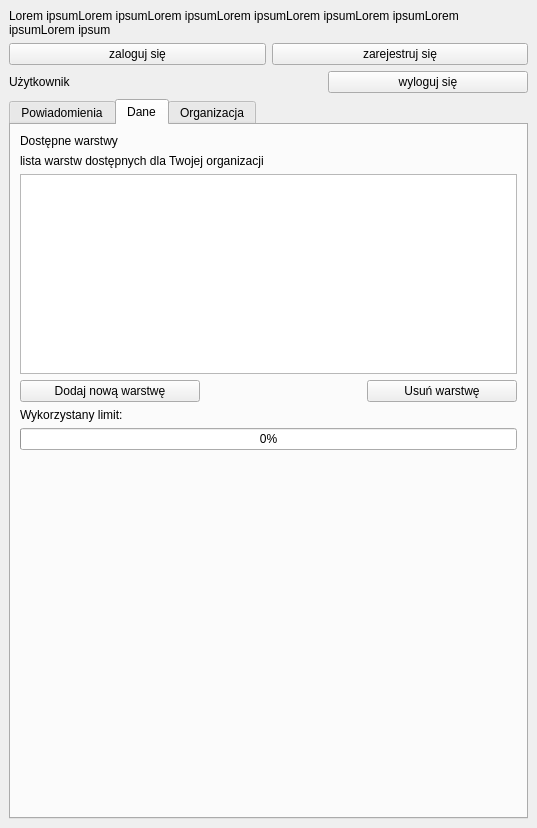
Before: the Qt Designer form usemaps_lite/ui/dockwidget.ui in gis-support/usemaps-lite-plugin, drawn with Qt 5.
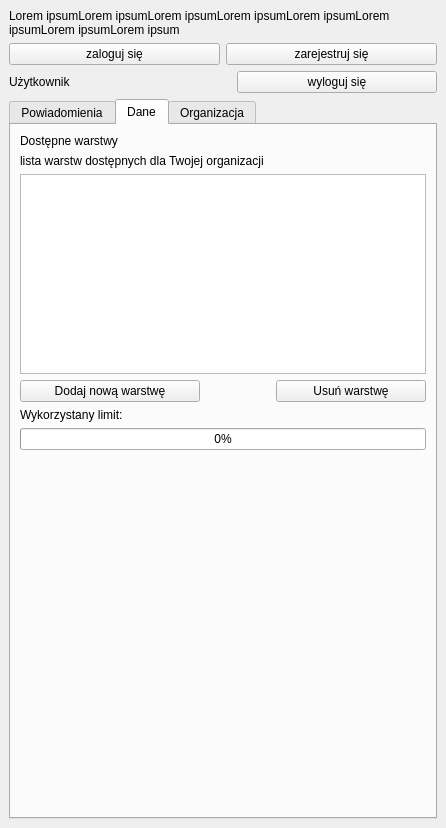
After: the same form once the commit is applied. The open tabs and pages were chosen to show the change.

Diff of the .ui file:
```diff
--- a/usemaps_lite/ui/dockwidget.ui
+++ b/usemaps_lite/ui/dockwidget.ui
@@ -6,10 +6,16 @@
    <rect>
     <x>0</x>
     <y>0</y>
-    <width>537</width>
+    <width>446</width>
     <height>828</height>
    </rect>
   </property>
+  <property name="minimumSize">
+   <size>
+    <width>446</width>
+    <height>441</height>
+   </size>
+  </property>
   <property name="windowTitle">
    <string>GIS.Box Lite</string>
   </property>
@@ -20,6 +26,9 @@
       <property name="text">
        <string>Lorem ipsumLorem ipsumLorem ipsumLorem ipsumLorem ipsumLorem ipsumLorem ipsumLorem ipsum</string>
       </property>
+      <property name="textFormat">
+       <enum>Qt::RichText</enum>
+      </property>
       <property name="wordWrap">
        <bool>true</bool>
       </property>
@@ -74,6 +83,9 @@
         <property name="text">
          <string>Użytkownik</string>
         </property>
+        <property name="wordWrap">
+         <bool>true</bool>
+        </property>
        </widget>
       </item>
       <item>
@@ -147,6 +159,9 @@
           <property name="text">
            <string>Dostępne warstwy</string>
           </property>
+          <property name="wordWrap">
+           <bool>true</bool>
+          </property>
          </widget>
         </item>
         <item>
@@ -154,6 +169,9 @@
           <property name="text">
            <string>lista warstw dostępnych dla Twojej organizacji</string>
           </property>
+          <property name="wordWrap">
+           <bool>true</bool>
+          </property>
          </widget>
         </item>
         <item>
@@ -229,6 +247,9 @@
           <property name="text">
            <string>Wykorzystany limit:</string>
           </property>
+          <property name="wordWrap">
+           <bool>true</bool>
+          </property>
          </widget>
         </item>
         <item>
```
Left out of the diff: 9 changed lines with no effect on the pictures.
